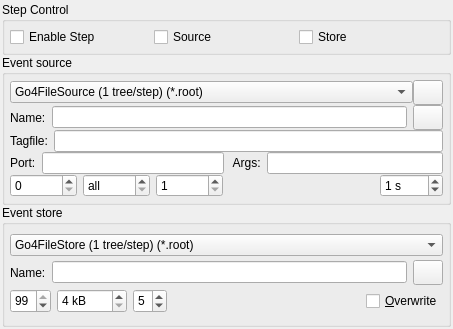
Before: the Qt Designer form qt4/Go4GUI/TGo4ConfigStep.ui in gsi-ee/go4, drawn with Qt 5.
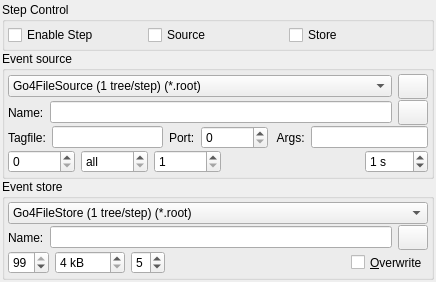
After: the same form once the commit is applied. Icons and pictures are not drawn.

Commit message: Make analysis configuration compacter - input is smaller on one or two lines

```diff
--- a/qt4/Go4GUI/TGo4ConfigStep.ui
+++ b/qt4/Go4GUI/TGo4ConfigStep.ui
@@ -3,19 +3,17 @@
   <comment></comment>
   <exportmacro></exportmacro>
   <class>TGo4ConfigStep</class>
-  <widget class="QWidget" name="TGo4ConfigStep" >
-    <property name="geometry" >
+ <widget class="QWidget" name="TGo4ConfigStep">
+  <property name="geometry">
       <rect>
         <x>0</x>
         <y>0</y>
-        <width>453</width>
-        <height>329</height>
-      </rect>
-    </property>
-    <property name="sizePolicy" >
-      <sizepolicy>
-        <hsizetype>3</hsizetype>
-        <vsizetype>3</vsizetype>
+    <width>436</width>
+    <height>282</height>
+   </rect>
+  </property>
+  <property name="sizePolicy">
+   <sizepolicy hsizetype="MinimumExpanding" vsizetype="MinimumExpanding">
         <horstretch>0</horstretch>
         <verstretch>0</verstretch>
       </sizepolicy>
@@ -30,12 +28,10 @@
       <property name="spacing" >
         <number>0</number>
       </property>
-      <item row="0" column="0" >
-        <widget class="QGroupBox" name="ControlGroup_2" >
-          <property name="sizePolicy" >
-            <sizepolicy>
-              <hsizetype>3</hsizetype>
-              <vsizetype>0</vsizetype>
+   <item row="0" column="0">
+    <widget class="QGroupBox" name="ControlGroup_2">
+     <property name="sizePolicy">
+      <sizepolicy hsizetype="MinimumExpanding" vsizetype="Fixed">
               <horstretch>0</horstretch>
               <verstretch>0</verstretch>
             </sizepolicy>
@@ -43,471 +39,80 @@
           <property name="title" >
             <string>Step Control</string>
           </property>
-          <layout class="QHBoxLayout" >
-            <property name="margin" >
-              <number>5</number>
-            </property>
-            <property name="spacing" >
-              <number>0</number>
+     <layout class="QHBoxLayout">
+      <property name="spacing">
+       <number>1</number>
+      </property>
+      <property name="margin">
+       <number>3</number>
             </property>
             <item>
-              <widget class="QCheckBox" name="EnableStepBox" >
-                <property name="text" >
-                  <string>Enable Step</string>
-                </property>
-                <property name="toolTip" stdset="0" >
+       <widget class="QCheckBox" name="EnableStepBox">
+        <property name="toolTip">
                   <string>Enable processing of this step.</string>
                 </property>
+        <property name="text">
+         <string>Enable Step</string>
+        </property>
               </widget>
             </item>
             <item>
-              <widget class="QCheckBox" name="EnableSourceBox" >
-                <property name="text" >
-                  <string>Source</string>
-                </property>
-                <property name="toolTip" stdset="0" >
+       <widget class="QCheckBox" name="EnableSourceBox">
+        <property name="toolTip">
                   <string>Enable event source. If disabled, step will then process output events of previous steps.</string>
                 </property>
+        <property name="text">
+         <string>Source</string>
+        </property>
               </widget>
             </item>
             <item>
-              <widget class="QCheckBox" name="EnableStoreBox" >
-                <property name="text" >
-                  <string>Store</string>
-                </property>
-                <property name="toolTip" stdset="0" >
+       <widget class="QCheckBox" name="EnableStoreBox">
+        <property name="toolTip">
                   <string>Enable storing output events of this step.</string>
                 </property>
-              </widget>
-            </item>
-          </layout>
-        </widget>
-      </item>
-      <item row="1" column="0" >
-        <widget class="QGroupBox" name="SourceBox" >
-          <property name="sizePolicy" >
-            <sizepolicy>
-              <hsizetype>3</hsizetype>
-              <vsizetype>5</vsizetype>
-              <horstretch>0</horstretch>
-              <verstretch>0</verstretch>
-            </sizepolicy>
-          </property>
-          <property name="font" >
-            <font/>
-          </property>
-          <property name="title" >
-            <string>Event source</string>
-          </property>
-          <layout class="QGridLayout" >
-            <property name="margin" >
-              <number>5</number>
-            </property>
-            <property name="spacing" >
-              <number>0</number>
-            </property>
-            <item row="0" column="0" >
-              <widget class="QComboBox" name="EventSourceCombo" >
-                <property name="toolTip" stdset="0" >
-                  <string>Type of event source.</string>
-                </property>
-                <item>
-                  <property name="text" >
-                    <string>Go4FileSource (1 tree/step) (*.root)</string>
-                  </property>
-                </item>
-                <item>
-                  <property name="text" >
-                    <string>MBS File (*.lmd *.LMD *.lml)</string>
-                  </property>
-                </item>
-                <item>
-                  <property name="text" >
-                    <string>MBS Stream Server</string>
-                  </property>
-                </item>
-                <item>
-                  <property name="text" >
-                    <string>MBS Transport Server</string>
-                  </property>
-                </item>
-                <item>
-                  <property name="text" >
-                    <string>MBS Event Server</string>
-                  </property>
-                </item>
-                <item>
-                  <property name="text" >
-                    <string>Remote Event Server</string>
-                  </property>
-                </item>
-                <item>
-                  <property name="text" >
-                    <string>MBS Random</string>
-                  </property>
-                </item>
-                <item>
-                  <property name="text" >
-                    <string>User Source</string>
-                  </property>
-                </item>
-              </widget>
-            </item>
-            <item rowspan="1" row="4" column="0" colspan="2" >
-              <layout class="QHBoxLayout" >
-                <item>
-                  <widget class="QSpinBox" name="SpinBoxStartEvent" >
-                    <property name="maximum" >
-                      <number>2000000000</number>
-                    </property>
-                    <property name="singleStep" >
-                      <number>1000</number>
-                    </property>
-                    <property name="toolTip" stdset="0" >
-                      <string>Sequence number of first event for processing</string>
-                    </property>
-                  </widget>
-                </item>
-                <item>
-                  <widget class="QSpinBox" name="SpinBoxStopEvent" >
-                    <property name="specialValueText" >
-                      <string>all</string>
-                    </property>
-                    <property name="maximum" >
-                      <number>2000000000</number>
-                    </property>
-                    <property name="singleStep" >
-                      <number>1000</number>
-                    </property>
-                    <property name="toolTip" stdset="0" >
-                      <string>Last event to process (default - all events are processed)</string>
-                    </property>
-                  </widget>
-                </item>
-                <item>
-                  <widget class="QSpinBox" name="SpinBoxInterEvent" >
-                    <property name="maximum" >
-                      <number>999999999</number>
-                    </property>
-                    <property name="minimum" >
-                      <number>1</number>
-                    </property>
-                    <property name="singleStep" >
-                      <number>1000</number>
-                    </property>
-                    <property name="toolTip" stdset="0" >
-                      <string>Skipping interval between two events to be processed.</string>
-                    </property>
-                  </widget>
-                </item>
-                <item>
-                  <spacer name="spacer6" >
-                    <property name="sizeHint" >
-                      <size>
-                        <width>5</width>
-                        <height>20</height>
-                      </size>
-                    </property>
-                    <property name="sizeType" >
-                      <enum>QSizePolicy::Expanding</enum>
-                    </property>
-                    <property name="orientation" >
-                      <enum>Qt::Horizontal</enum>
-                    </property>
-                  </spacer>
-                </item>
-                <item>
-                  <widget class="QSpinBox" name="SpinBoxTimeout" >
-                    <property name="suffix" >
-                      <string> s</string>
-                    </property>
-                    <property name="specialValueText" >
-                      <string>none</string>
-                    </property>
-                    <property name="maximum" >
-                      <number>9999</number>
-                    </property>
-                    <property name="value" >
-                      <number>1</number>
-                    </property>
-                    <property name="toolTip" stdset="0" >
-                      <string>Socket timeout for MBS sources.</string>
-                    </property>
-                  </widget>
-                </item>
-              </layout>
-            </item>
-            <item rowspan="1" row="3" column="0" colspan="2" >
-              <layout class="QHBoxLayout" >
-                <item>
-                  <layout class="QHBoxLayout" >
-                    <item>
-                      <widget class="QLabel" name="TextLabel4_2" >
-                        <property name="sizePolicy" >
-                          <sizepolicy>
-                            <hsizetype>1</hsizetype>
-                            <vsizetype>5</vsizetype>
-                            <horstretch>0</horstretch>
-                            <verstretch>0</verstretch>
-                          </sizepolicy>
-                        </property>
-                        <property name="text" >
-                          <string>Port:</string>
-                        </property>
-                        <property name="wordWrap" >
-                          <bool>false</bool>
-                        </property>
-                      </widget>
-                    </item>
-                    <item>
-                      <widget class="QLineEdit" name="LineEditPortNumber" >
-                        <property name="sizePolicy" >
-                          <sizepolicy>
-                            <hsizetype>3</hsizetype>
-                            <vsizetype>0</vsizetype>
+        <property name="text">
+         <string>Store</string>
+        </property>
+       </widget>
+      </item>
+     </layout>
+    </widget>
+   </item>
+   <item row="2" column="0">
+    <widget class="QGroupBox" name="StoreBox">
+     <property name="sizePolicy">
+      <sizepolicy hsizetype="MinimumExpanding" vsizetype="Preferred">
                             <horstretch>0</horstretch>
                             <verstretch>0</verstretch>
                           </sizepolicy>
                         </property>
-                        <property name="toolTip" stdset="0" >
-                          <string>Port for remote event server (6003).</string>
-                        </property>
-                      </widget>
-                    </item>
-                  </layout>
-                </item>
-                <item>
-                  <layout class="QHBoxLayout" >
-                    <property name="margin" >
-                      <number>0</number>
-                    </property>
-                    <property name="spacing" >
-                      <number>6</number>
-                    </property>
-                    <item>
-                      <widget class="QLabel" name="TextLabel5_3" >
-                        <property name="sizePolicy" >
-                          <sizepolicy>
-                            <hsizetype>1</hsizetype>
-                            <vsizetype>5</vsizetype>
-                            <horstretch>0</horstretch>
-                            <verstretch>0</verstretch>
-                          </sizepolicy>
-                        </property>
-                        <property name="text" >
-                          <string> Args:</string>
-                        </property>
-                        <property name="wordWrap" >
-                          <bool>false</bool>
-                        </property>
-                      </widget>
-                    </item>
-                    <item>
-                      <widget class="QLineEdit" name="LineEditArgumentsIn_2" >
-                        <property name="sizePolicy" >
-                          <sizepolicy>
-                            <hsizetype>3</hsizetype>
-                            <vsizetype>0</vsizetype>
-                            <horstretch>0</horstretch>
-                            <verstretch>0</verstretch>
-                          </sizepolicy>
-                        </property>
-                        <property name="toolTip" stdset="0" >
-                          <string>Optional user arguments.</string>
-                        </property>
-                      </widget>
-                    </item>
-                  </layout>
-                </item>
-              </layout>
-            </item>
-            <item rowspan="1" row="2" column="0" colspan="2" >
-              <layout class="QHBoxLayout" >
-                <property name="margin" >
-                  <number>0</number>
-                </property>
-                <property name="spacing" >
-                  <number>6</number>
-                </property>
-                <item>
-                  <widget class="QLabel" name="TextLabel5_3_2" >
-                    <property name="sizePolicy" >
-                      <sizepolicy>
-                        <hsizetype>1</hsizetype>
-                        <vsizetype>5</vsizetype>
-                        <horstretch>0</horstretch>
-                        <verstretch>0</verstretch>
-                      </sizepolicy>
-                    </property>
-                    <property name="text" >
-                      <string>Tagfile:</string>
-                    </property>
-                    <property name="wordWrap" >
-                      <bool>false</bool>
-                    </property>
-                  </widget>
-                </item>
-                <item>
-                  <widget class="QLineEdit" name="LineEditTagfile" >
-                    <property name="sizePolicy" >
-                      <sizepolicy>
-                        <hsizetype>3</hsizetype>
-                        <vsizetype>0</vsizetype>
-                        <horstretch>0</horstretch>
-                        <verstretch>0</verstretch>
-                      </sizepolicy>
-                    </property>
-                    <property name="toolTip" stdset="0" >
-                      <string>Optional MBS tag file name.</string>
-                    </property>
-                  </widget>
-                </item>
-              </layout>
-            </item>
-            <item rowspan="1" row="1" column="0" colspan="2" >
-              <layout class="QHBoxLayout" >
-                <item>
-                  <widget class="QLabel" name="InputSource_1_3" >
-                    <property name="sizePolicy" >
-                      <sizepolicy>
-                        <hsizetype>1</hsizetype>
-                        <vsizetype>5</vsizetype>
-                        <horstretch>0</horstretch>
-                        <verstretch>0</verstretch>
-                      </sizepolicy>
-                    </property>
-                    <property name="text" >
-                      <string>Name:</string>
-                    </property>
-                    <property name="wordWrap" >
-                      <bool>false</bool>
-                    </property>
-                  </widget>
-                </item>
-                <item>
-                  <widget class="QLineEdit" name="SourceNameEdit" >
-                    <property name="sizePolicy" >
-                      <sizepolicy>
-                        <hsizetype>3</hsizetype>
-                        <vsizetype>0</vsizetype>
-                        <horstretch>0</horstretch>
-                        <verstretch>0</verstretch>
-                      </sizepolicy>
-                    </property>
-                    <property name="toolTip" stdset="0" >
-                      <string>File name or node name.</string>
-                    </property>
-                  </widget>
-                </item>
-                <item>
-                  <widget class="QToolButton" name="FileNameInput" >
-                    <property name="sizePolicy" >
-                      <sizepolicy>
-                        <hsizetype>0</hsizetype>
-                        <vsizetype>0</vsizetype>
-                        <horstretch>0</horstretch>
-                        <verstretch>0</verstretch>
-                      </sizepolicy>
-                    </property>
-                    <property name="minimumSize" >
-                      <size>
-                        <width>30</width>
-                        <height>25</height>
-                      </size>
-                    </property>
-                    <property name="maximumSize" >
-                      <size>
-                        <width>30</width>
-                        <height>25</height>
-                      </size>
-                    </property>
-                    <property name="text" >
-                      <string/>
-                    </property>
-                    <property name="icon" >
-                      <iconset>:/icons/findfile.png</iconset>
-                    </property>
-                    <property name="toolTip" stdset="0" >
-                      <string>Browse for input file.</string>
-                    </property>
-                  </widget>
-                </item>
-              </layout>
-            </item>
-            <item row="0" column="1" >
-              <widget class="QToolButton" name="MbsMonitorBtn" >
-                <property name="sizePolicy" >
-                  <sizepolicy>
-                    <hsizetype>0</hsizetype>
-                    <vsizetype>0</vsizetype>
-                    <horstretch>0</horstretch>
-                    <verstretch>0</verstretch>
-                  </sizepolicy>
-                </property>
-                <property name="minimumSize" >
-                  <size>
-                    <width>30</width>
-                    <height>25</height>
-                  </size>
-                </property>
-                <property name="maximumSize" >
-                  <size>
-                    <width>30</width>
-                    <height>25</height>
-                  </size>
-                </property>
-                <property name="text" >
-                  <string/>
-                </property>
-                <property name="icon" >
-                  <iconset>:/icons/mbslogo.png</iconset>
-                </property>
-                <property name="toolTip" stdset="0" >
-                  <string>Open MBS monitor.</string>
-                </property>
-              </widget>
-            </item>
-          </layout>
-        </widget>
-      </item>
-      <item row="2" column="0" >
-        <widget class="QGroupBox" name="StoreBox" >
-          <property name="sizePolicy" >
-            <sizepolicy>
-              <hsizetype>3</hsizetype>
-              <vsizetype>5</vsizetype>
-              <horstretch>0</horstretch>
-              <verstretch>0</verstretch>
-            </sizepolicy>
-          </property>
-          <property name="title" >
+     <property name="title">
             <string>Event store</string>
           </property>
-          <layout class="QGridLayout" >
-            <property name="margin" >
-              <number>5</number>
-            </property>
-            <property name="spacing" >
-              <number>0</number>
-            </property>
-            <item row="0" column="0" >
-              <widget class="QComboBox" name="Output_Combo_1_2" >
-                <property name="sizePolicy" >
-                  <sizepolicy>
-                    <hsizetype>1</hsizetype>
-                    <vsizetype>0</vsizetype>
+     <layout class="QGridLayout">
+      <property name="margin">
+       <number>3</number>
+      </property>
+      <property name="spacing">
+       <number>1</number>
+      </property>
+      <item row="0" column="0">
+       <widget class="QComboBox" name="OutputCombo">
+        <property name="sizePolicy">
+         <sizepolicy hsizetype="Minimum" vsizetype="Fixed">
                     <horstretch>0</horstretch>
                     <verstretch>0</verstretch>
                   </sizepolicy>
                 </property>
-                <property name="currentIndex" >
-                  <number>0</number>
-                </property>
-                <property name="toolTip" stdset="0" >
+        <property name="toolTip">
                   <string>Type of event store.</string>
                 </property>
+        <property name="currentIndex">
+         <number>0</number>
+        </property>
                 <item>
-                  <property name="text" >
+         <property name="text">
                     <string>Go4FileStore (1 tree/step) (*.root)</string>
                   </property>
                 </item>
@@ -518,11 +123,11 @@
                 </item>
               </widget>
             </item>
-            <item row="1" column="0" >
-              <layout class="QHBoxLayout" >
+      <item row="1" column="0">
+       <layout class="QHBoxLayout">
                 <item>
-                  <widget class="QLabel" name="InputSource_1_2_2" >
-                    <property name="text" >
+         <widget class="QLabel" name="InputSource_1_2_2">
+          <property name="text">
                       <string>Name:</string>
                     </property>
                     <property name="wordWrap" >
@@ -531,11 +136,9 @@
                   </widget>
                 </item>
                 <item>
-                  <widget class="QLineEdit" name="StoreNameEdit" >
-                    <property name="sizePolicy" >
-                      <sizepolicy>
-                        <hsizetype>3</hsizetype>
-                        <vsizetype>0</vsizetype>
+         <widget class="QLineEdit" name="StoreNameEdit">
+          <property name="sizePolicy">
+           <sizepolicy hsizetype="MinimumExpanding" vsizetype="Fixed">
                         <horstretch>0</horstretch>
                         <verstretch>0</verstretch>
                       </sizepolicy>
@@ -546,11 +149,9 @@
                   </widget>
                 </item>
                 <item>
-                  <widget class="QToolButton" name="FileNameOutput" >
-                    <property name="sizePolicy" >
-                      <sizepolicy>
-                        <hsizetype>0</hsizetype>
-                        <vsizetype>0</vsizetype>
+         <widget class="QToolButton" name="FileNameOutput">
+          <property name="sizePolicy">
+           <sizepolicy hsizetype="Fixed" vsizetype="Fixed">
                         <horstretch>0</horstretch>
                         <verstretch>0</verstretch>
                       </sizepolicy>
@@ -567,27 +168,26 @@
                         <height>25</height>
                       </size>
                     </property>
-                    <property name="text" >
-                      <string/>
-                    </property>
-                    <property name="icon" >
-                      <iconset>:/icons/findfile.png</iconset>
-                    </property>
-                    <property name="toolTip" stdset="0" >
+          <property name="toolTip">
                       <string>Browse for output file.</string>
                     </property>
+          <property name="text">
+           <string/>
+          </property>
+          <property name="icon">
+           <iconset>
+            <normaloff>:/icons/findfile.png</normaloff>:/icons/findfile.png</iconset>
+          </property>
                   </widget>
                 </item>
               </layout>
             </item>
-            <item row="2" column="0" >
-              <layout class="QHBoxLayout" >
+      <item row="2" column="0">
+       <layout class="QHBoxLayout">
                 <item>
-                  <widget class="QSpinBox" name="SplitLevel" >
-                    <property name="sizePolicy" >
-                      <sizepolicy>
-                        <hsizetype>5</hsizetype>
-                        <vsizetype>0</vsizetype>
+         <widget class="QSpinBox" name="SplitLevel">
+          <property name="sizePolicy">
+           <sizepolicy hsizetype="Preferred" vsizetype="Fixed">
                         <horstretch>0</horstretch>
                         <verstretch>0</verstretch>
                       </sizepolicy>
@@ -598,23 +198,21 @@
                         <height>32767</height>
                       </size>
                     </property>
-                    <property name="maximum" >
-                      <number>99</number>
-                    </property>
-                    <property name="value" >
-                      <number>99</number>
-                    </property>
-                    <property name="toolTip" stdset="0" >
+          <property name="toolTip">
                       <string>Root TTree split level.</string>
                     </property>
+          <property name="maximum">
+           <number>99</number>
+          </property>
+          <property name="value">
+           <number>99</number>
+          </property>
                   </widget>
                 </item>
                 <item>
-                  <widget class="QSpinBox" name="BufferSize" >
-                    <property name="sizePolicy" >
-                      <sizepolicy>
-                        <hsizetype>5</hsizetype>
-                        <vsizetype>5</vsizetype>
+         <widget class="QSpinBox" name="BufferSize">
+          <property name="sizePolicy">
+           <sizepolicy hsizetype="Preferred" vsizetype="Preferred">
                         <horstretch>0</horstretch>
                         <verstretch>0</verstretch>
                       </sizepolicy>
@@ -634,26 +232,21 @@
                     <property name="suffix" >
                       <string> kB  </string>
                     </property>
-                    <property name="maximum" >
+          <property name="minimum">
+           <number>4</number>
+          </property>
+          <property name="maximum">
                       <number>128</number>
                     </property>
                     <property name="minimum" >
                       <number>4</number>
                     </property>
-                    <property name="value" >
-                      <number>4</number>
-                    </property>
-                    <property name="toolTip" stdset="0" >
-                      <string>Root branch buffer size.</string>
-                    </property>
                   </widget>
                 </item>
                 <item>
-                  <widget class="QSpinBox" name="CompLevel" >
-                    <property name="sizePolicy" >
-                      <sizepolicy>
-                        <hsizetype>5</hsizetype>
-                        <vsizetype>5</vsizetype>
+         <widget class="QSpinBox" name="CompLevel">
+          <property name="sizePolicy">
+           <sizepolicy hsizetype="Preferred" vsizetype="Preferred">
                         <horstretch>0</horstretch>
                         <verstretch>0</verstretch>
                       </sizepolicy>
@@ -664,36 +257,36 @@
                         <height>32767</height>
                       </size>
                     </property>
-                    <property name="maximum" >
-                      <number>9</number>
-                    </property>
-                    <property name="value" >
-                      <number>5</number>
-                    </property>
-                    <property name="toolTip" stdset="0" >
+          <property name="toolTip">
                       <string>Root TFile compression level.</string>
                     </property>
+          <property name="maximum">
+           <number>9</number>
+          </property>
+          <property name="value">
+           <number>5</number>
+          </property>
                   </widget>
                 </item>
                 <item>
-                  <spacer name="spacer5" >
-                    <property name="sizeHint" >
+         <spacer name="spacer5">
+          <property name="orientation">
+           <enum>Qt::Horizontal</enum>
+          </property>
+          <property name="sizeType">
+           <enum>QSizePolicy::Expanding</enum>
+          </property>
+          <property name="sizeHint" stdset="0">
                       <size>
                         <width>99</width>
                         <height>20</height>
                       </size>
                     </property>
-                    <property name="sizeType" >
-                      <enum>QSizePolicy::Expanding</enum>
-                    </property>
-                    <property name="orientation" >
-                      <enum>Qt::Horizontal</enum>
-                    </property>
                   </spacer>
                 </item>
                 <item>
-                  <widget class="QCheckBox" name="StoreOverwriteMode" >
-                    <property name="maximumSize" >
+         <widget class="QCheckBox" name="StoreOverwriteMode">
+          <property name="maximumSize">
                       <size>
                         <width>32767</width>
                         <height>24</height>
@@ -705,19 +298,400 @@
                     <property name="shortcut" >
                       <string>Alt+O</string>
                     </property>
-                    <property name="toolTip" stdset="0" >
-                      <string>Overwrite old file, or append.</string>
-                    </property>
-                  </widget>
-                </item>
-              </layout>
-            </item>
-          </layout>
-        </widget>
-      </item>
-    </layout>
-  </widget>
-  <layoutdefault spacing="6" margin="11" />
+         </widget>
+        </item>
+       </layout>
+      </item>
+     </layout>
+    </widget>
+   </item>
+   <item row="1" column="0">
+    <widget class="QGroupBox" name="SourceBox">
+     <property name="sizePolicy">
+      <sizepolicy hsizetype="MinimumExpanding" vsizetype="Preferred">
+       <horstretch>0</horstretch>
+       <verstretch>0</verstretch>
+      </sizepolicy>
+     </property>
+     <property name="font">
+      <font/>
+     </property>
+     <property name="title">
+      <string>Event source</string>
+     </property>
+     <layout class="QVBoxLayout" name="verticalLayout">
+      <property name="spacing">
+       <number>1</number>
+      </property>
+      <property name="margin">
+       <number>3</number>
+      </property>
+      <item>
+       <layout class="QHBoxLayout" name="horizontalLayout_3">
+        <item>
+         <widget class="QComboBox" name="EventSourceCombo">
+          <property name="toolTip">
+           <string>Type of event source.</string>
+          </property>
+          <item>
+           <property name="text">
+            <string>Go4FileSource (1 tree/step) (*.root)</string>
+           </property>
+          </item>
+          <item>
+           <property name="text">
+            <string>MBS File (*.lmd *.LMD *.lml)</string>
+           </property>
+          </item>
+          <item>
+           <property name="text">
+            <string>MBS Stream Server</string>
+           </property>
+          </item>
+          <item>
+           <property name="text">
+            <string>MBS Transport Server</string>
+           </property>
+          </item>
+          <item>
+           <property name="text">
+            <string>MBS Event Server</string>
+           </property>
+          </item>
+          <item>
+           <property name="text">
+            <string>Remote Event Server</string>
+           </property>
+          </item>
+          <item>
+           <property name="text">
+            <string>MBS Random</string>
+           </property>
+          </item>
+          <item>
+           <property name="text">
+            <string>User Source</string>
+           </property>
+          </item>
+         </widget>
+        </item>
+        <item>
+         <widget class="QToolButton" name="MbsMonitorBtn">
+          <property name="sizePolicy">
+           <sizepolicy hsizetype="Fixed" vsizetype="Fixed">
+            <horstretch>0</horstretch>
+            <verstretch>0</verstretch>
+           </sizepolicy>
+          </property>
+          <property name="minimumSize">
+           <size>
+            <width>30</width>
+            <height>25</height>
+           </size>
+          </property>
+          <property name="maximumSize">
+           <size>
+            <width>30</width>
+            <height>25</height>
+           </size>
+          </property>
+          <property name="toolTip">
+           <string>Open MBS monitor.</string>
+          </property>
+          <property name="text">
+           <string/>
+          </property>
+          <property name="icon">
+           <iconset>
+            <normaloff>:/icons/mbslogo.png</normaloff>:/icons/mbslogo.png</iconset>
+          </property>
+         </widget>
+        </item>
+       </layout>
+      </item>
+      <item>
+       <layout class="QHBoxLayout">
+        <item>
+         <widget class="QLabel" name="InputSource_1_3">
+          <property name="sizePolicy">
+           <sizepolicy hsizetype="Minimum" vsizetype="Preferred">
+            <horstretch>0</horstretch>
+            <verstretch>0</verstretch>
+           </sizepolicy>
+          </property>
+          <property name="text">
+           <string>Name:</string>
+          </property>
+          <property name="wordWrap">
+           <bool>false</bool>
+          </property>
+         </widget>
+        </item>
+        <item>
+         <widget class="QLineEdit" name="SourceNameEdit">
+          <property name="sizePolicy">
+           <sizepolicy hsizetype="MinimumExpanding" vsizetype="Fixed">
+            <horstretch>0</horstretch>
+            <verstretch>0</verstretch>
+           </sizepolicy>
+          </property>
+          <property name="toolTip">
+           <string>File name or node name.</string>
+          </property>
+         </widget>
+        </item>
+        <item>
+         <widget class="QToolButton" name="FileNameInput">
+          <property name="sizePolicy">
+           <sizepolicy hsizetype="Fixed" vsizetype="Fixed">
+            <horstretch>0</horstretch>
+            <verstretch>0</verstretch>
+           </sizepolicy>
+          </property>
+          <property name="minimumSize">
+           <size>
+            <width>30</width>
+            <height>25</height>
+           </size>
+          </property>
+          <property name="maximumSize">
+           <size>
+            <width>30</width>
+            <height>25</height>
+           </size>
+          </property>
+          <property name="toolTip">
+           <string>Browse for input file.</string>
+          </property>
+          <property name="text">
+           <string/>
+          </property>
+          <property name="icon">
+           <iconset>
+            <normaloff>:/icons/findfile.png</normaloff>:/icons/findfile.png</iconset>
+          </property>
+         </widget>
+        </item>
+       </layout>
+      </item>
+      <item>
+       <layout class="QHBoxLayout" name="horizontalLayout_2">
+        <item>
+         <layout class="QHBoxLayout">
+          <property name="spacing">
+           <number>6</number>
+          </property>
+          <property name="margin">
+           <number>0</number>
+          </property>
+          <item>
+           <widget class="QLabel" name="TextLabelTagfile">
+            <property name="sizePolicy">
+             <sizepolicy hsizetype="Minimum" vsizetype="Preferred">
+              <horstretch>0</horstretch>
+              <verstretch>0</verstretch>
+             </sizepolicy>
+            </property>
+            <property name="text">
+             <string>Tagfile:</string>
+            </property>
+            <property name="wordWrap">
+             <bool>false</bool>
+            </property>
+           </widget>
+          </item>
+          <item>
+           <widget class="QLineEdit" name="LineEditTagfile">
+            <property name="sizePolicy">
+             <sizepolicy hsizetype="MinimumExpanding" vsizetype="Fixed">
+              <horstretch>1</horstretch>
+              <verstretch>0</verstretch>
+             </sizepolicy>
+            </property>
+            <property name="toolTip">
+             <string>Optional MBS tag file name.</string>
+            </property>
+           </widget>
+          </item>
+         </layout>
+        </item>
+        <item>
+         <layout class="QHBoxLayout" name="horizontalLayout">
+          <item>
+           <widget class="QLabel" name="TextLabelPortNumber">
+            <property name="sizePolicy">
+             <sizepolicy hsizetype="Minimum" vsizetype="Preferred">
+              <horstretch>0</horstretch>
+              <verstretch>0</verstretch>
+             </sizepolicy>
+            </property>
+            <property name="maximumSize">
+             <size>
+              <width>100</width>
+              <height>16777215</height>
+             </size>
+            </property>
+            <property name="text">
+             <string>Port:</string>
+            </property>
+            <property name="wordWrap">
+             <bool>false</bool>
+            </property>
+           </widget>
+          </item>
+          <item>
+           <widget class="QSpinBox" name="SpinBoxPortNumber">
+            <property name="sizePolicy">
+             <sizepolicy hsizetype="Minimum" vsizetype="Fixed">
+              <horstretch>1</horstretch>
+              <verstretch>0</verstretch>
+             </sizepolicy>
+            </property>
+            <property name="maximumSize">
+             <size>
+              <width>16777215</width>
+              <height>16777215</height>
+             </size>
+            </property>
+            <property name="maximum">
+             <number>999999</number>
+            </property>
+           </widget>
+          </item>
+         </layout>
+        </item>
+        <item>
+         <layout class="QHBoxLayout">
+          <property name="spacing">
+           <number>6</number>
+          </property>
+          <property name="margin">
+           <number>0</number>
+          </property>
+          <item>
+           <widget class="QLabel" name="TextLabelArgs">
+            <property name="sizePolicy">
+             <sizepolicy hsizetype="Minimum" vsizetype="Preferred">
+              <horstretch>0</horstretch>
+              <verstretch>0</verstretch>
+             </sizepolicy>
+            </property>
+            <property name="text">
+             <string> Args:</string>
+            </property>
+            <property name="wordWrap">
+             <bool>false</bool>
+            </property>
+           </widget>
+          </item>
+          <item>
+           <widget class="QLineEdit" name="LineEditArgs">
+            <property name="sizePolicy">
+             <sizepolicy hsizetype="MinimumExpanding" vsizetype="Fixed">
+              <horstretch>1</horstretch>
+              <verstretch>0</verstretch>
+             </sizepolicy>
+            </property>
+            <property name="toolTip">
+             <string>Optional user arguments.</string>
+            </property>
+           </widget>
+          </item>
+         </layout>
+        </item>
+       </layout>
+      </item>
+      <item>
+       <layout class="QHBoxLayout">
+        <item>
+         <widget class="QSpinBox" name="SpinBoxStartEvent">
+          <property name="toolTip">
+           <string>Sequence number of first event for processing</string>
+          </property>
+          <property name="maximum">
+           <number>2000000000</number>
+          </property>
+          <property name="singleStep">
+           <number>1000</number>
+          </property>
+         </widget>
+        </item>
+        <item>
+         <widget class="QSpinBox" name="SpinBoxStopEvent">
+          <property name="toolTip">
+           <string>Last event to process (default - all events are processed)</string>
+          </property>
+          <property name="specialValueText">
+           <string>all</string>
+          </property>
+          <property name="maximum">
+           <number>2000000000</number>
+          </property>
+          <property name="singleStep">
+           <number>1000</number>
+          </property>
+         </widget>
+        </item>
+        <item>
+         <widget class="QSpinBox" name="SpinBoxInterEvent">
+          <property name="toolTip">
+           <string>Skipping interval between two events to be processed.</string>
+          </property>
+          <property name="minimum">
+           <number>1</number>
+          </property>
+          <property name="maximum">
+           <number>999999999</number>
+          </property>
+          <property name="singleStep">
+           <number>1000</number>
+          </property>
+         </widget>
+        </item>
+        <item>
+         <spacer name="spacer6">
+          <property name="orientation">
+           <enum>Qt::Horizontal</enum>
+          </property>
+          <property name="sizeType">
+           <enum>QSizePolicy::Expanding</enum>
+          </property>
+          <property name="sizeHint" stdset="0">
+           <size>
+            <width>5</width>
+            <height>20</height>
+           </size>
+          </property>
+         </spacer>
+        </item>
+        <item>
+         <widget class="QSpinBox" name="SpinBoxTimeout">
+          <property name="toolTip">
+           <string>Socket timeout for MBS sources.</string>
+          </property>
+          <property name="specialValueText">
+           <string>none</string>
+          </property>
+          <property name="suffix">
+           <string> s</string>
+          </property>
+          <property name="maximum">
+           <number>9999</number>
+          </property>
+          <property name="value">
+           <number>1</number>
+          </property>
+         </widget>
+        </item>
+       </layout>
+      </item>
+     </layout>
+    </widget>
+   </item>
+  </layout>
+ </widget>
+ <layoutdefault spacing="6" margin="11"/>
+ <resources/>
   <connections>
     <connection>
       <sender>EnableStepBox</sender>
```
Left out of the diff: 257 changed lines with no effect on the pictures. Lines whose indentation alone changed are shown as unchanged. The commit also changes 3 other files.
